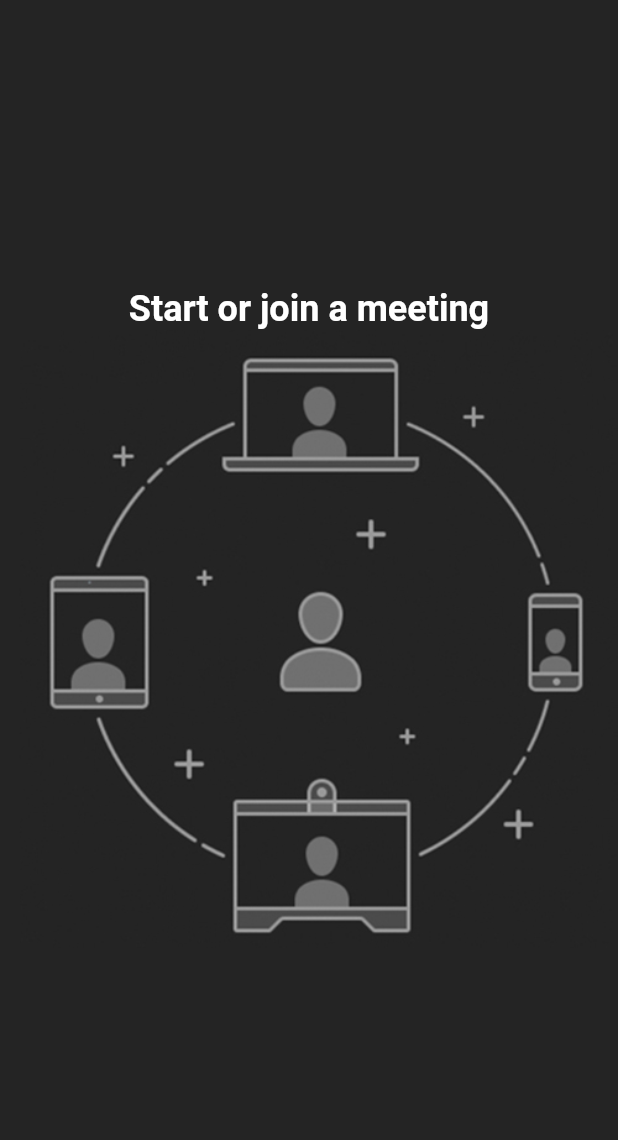
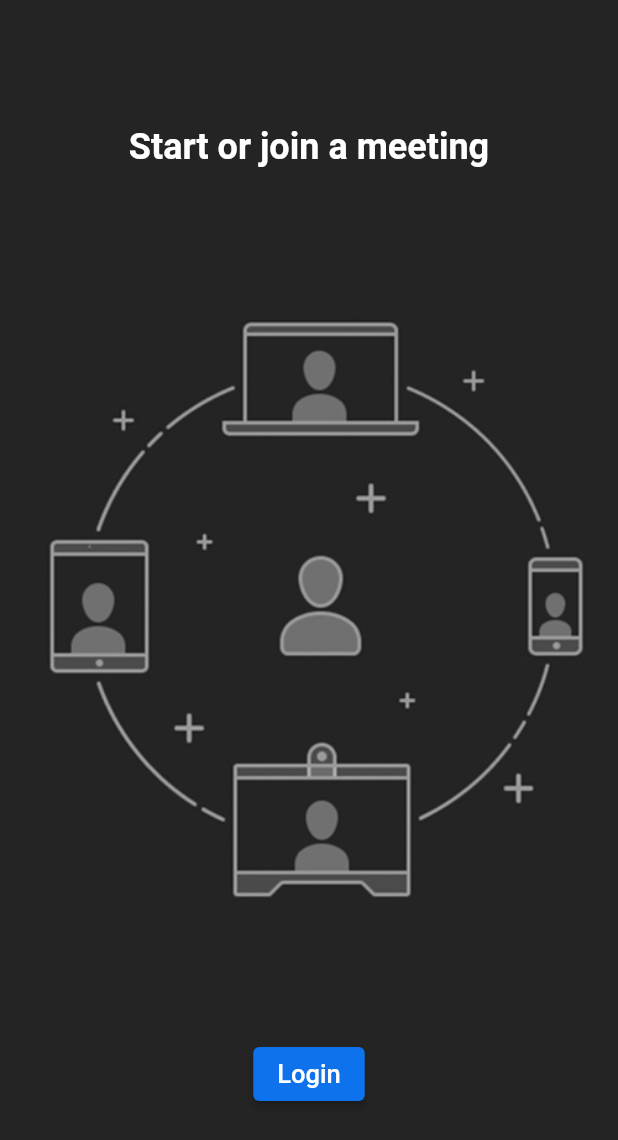
Before and after one commit to malikabdullahnaazar/Mooz, a Flutter app: the screen it shows after launch, on a phone screen of 412 x 824 dp. Shown: the top 1140 px of the screen. Run offline on Flutter 3.47's test engine with Material 2 defaults, Android fonts, the light colour scheme and no system bars.

Commit message:
adding login button on loginscreen

```diff
--- a/lib/screens/login_screen.dart
+++ b/lib/screens/login_screen.dart
@@ -1,4 +1,5 @@
 import 'package:flutter/material.dart';
+import 'package:mooz/widgets/custom_buttom.dart';
 
 class LoginScreen extends StatefulWidget {
   const LoginScreen({super.key});
@@ -13,7 +14,7 @@ class _LoginScreenState extends State<LoginScreen> {
     return SafeArea(
       child: Scaffold(
         body: Column(
-          mainAxisAlignment: MainAxisAlignment.center,
+          mainAxisAlignment: MainAxisAlignment.spaceEvenly,
           children: [
             const Text(
               "Start or join a meeting",
@@ -23,6 +24,10 @@ class _LoginScreenState extends State<LoginScreen> {
               ),
             ),
             Image.asset('assets/onboarding.jpg'),
+            CustomButton(
+              text: "Login",
+              onpressed: () {},
+            )
           ],
         ),
       ),
```
